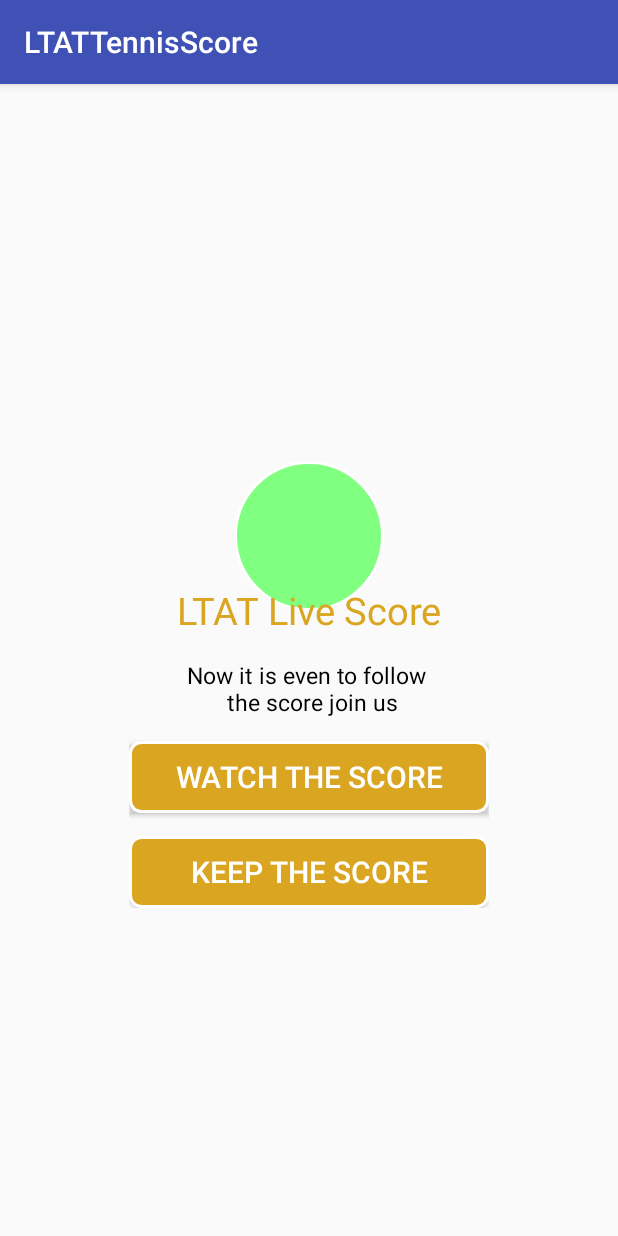
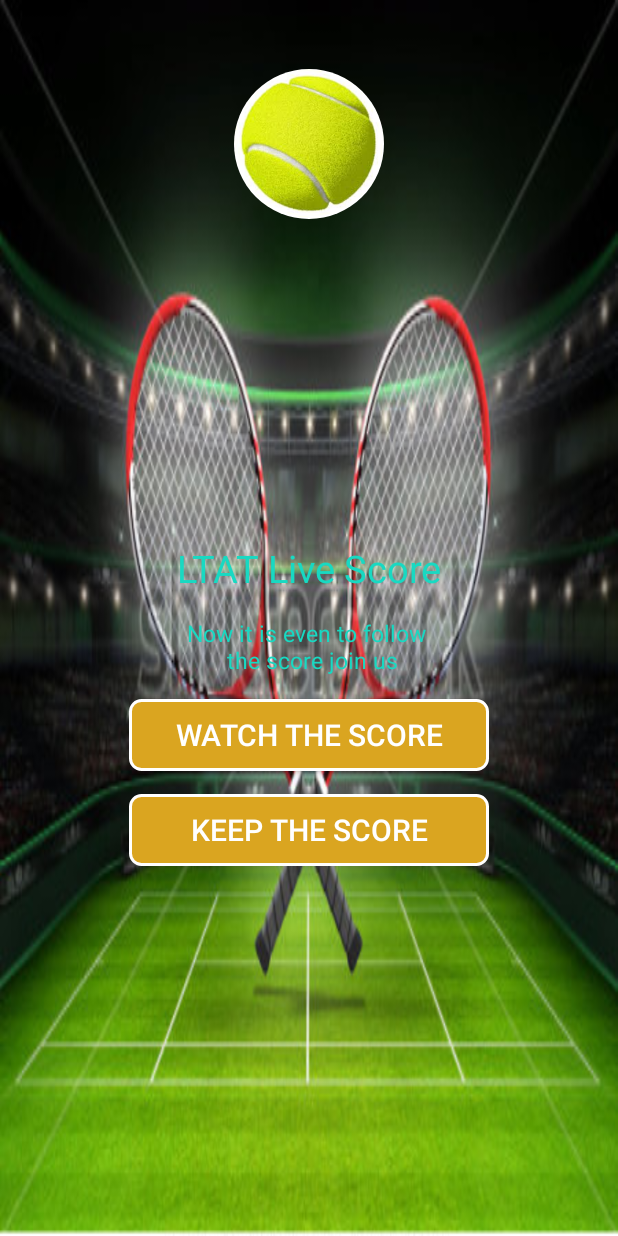
Before and after one commit to neha007/LTATLiveScore, an Android app: the screen it shows after launch (SplashActivity), on a phone screen of 412 x 824 dp. Run offline under Robolectric (Android 15) with nearby library versions, the phone set to English and light mode, and no system bars; our stand-ins replace CircleImageView.

Commit message:
work in SplashActivity

```diff
--- a/LTATTennisScore/app/build.gradle
+++ b/LTATTennisScore/app/build.gradle
@@ -26,5 +26,6 @@ dependencies {
     })
     compile 'com.android.support:appcompat-v7:25.1.0'
     compile 'com.android.support.constraint:constraint-layout:1.0.2'
+    compile 'de.hdodenhof:circleimageview:2.1.0'
     testCompile 'junit:junit:4.12'
 }
--- a/LTATTennisScore/app/src/main/java/tennisonline/ltat/com/ltattennisscore/ActivityContainer/SplashActivity.java
+++ b/LTATTennisScore/app/src/main/java/tennisonline/ltat/com/ltattennisscore/ActivityContainer/SplashActivity.java
@@ -1,9 +1,19 @@
 package tennisonline.ltat.com.ltattennisscore.ActivityContainer;
 
+import android.content.Context;
 import android.content.Intent;
+import android.graphics.Bitmap;
+import android.graphics.BitmapFactory;
+import android.graphics.Canvas;
+import android.graphics.drawable.BitmapDrawable;
+import android.os.Handler;
+import android.support.v4.graphics.drawable.RoundedBitmapDrawable;
+import android.support.v4.graphics.drawable.RoundedBitmapDrawableFactory;
 import android.support.v7.app.AppCompatActivity;
 import android.os.Bundle;
+import android.util.AttributeSet;
 import android.view.View;
+import android.view.WindowManager;
 import android.view.animation.Animation;
 import android.widget.Button;
 import android.widget.ImageView;
@@ -14,6 +24,7 @@ import android.view.animation.TranslateAnimation;
 import android.view.animation.Animation.AnimationListener;
 import android.widget.Toast;
 
+import de.hdodenhof.circleimageview.CircleImageView;
 import tennisonline.ltat.com.ltattennisscore.R;
 
 public class SplashActivity extends AppCompatActivity {
@@ -29,9 +40,11 @@ public class SplashActivity extends AppCompatActivity {
         super.onCreate(savedInstanceState);
         setContentView(R.layout.activity_splash);
          bt2=(Button) findViewById(R.id.bt2);
-        Toast.makeText(this, "this is harshit", Toast.LENGTH_SHORT).show();
+        b = (Button)findViewById(R.id.watch);
 
-        b = (Button)findViewById(R.id.watch);
+        getSupportActionBar().hide();
+        getWindow().setFlags(WindowManager.LayoutParams.FLAG_FULLSCREEN,WindowManager.LayoutParams.FLAG_FULLSCREEN);
+
         b.setOnClickListener(new View.OnClickListener() {
             @Override
             public void onClick(View v) {
@@ -39,14 +52,6 @@ public class SplashActivity extends AppCompatActivity {
                 startActivity(i);
             }
         });
-
-        final ImageView bounceBallImage = (ImageView) findViewById(R.id.bounceBallImage);
-        TranslateAnimation mAnimation = new TranslateAnimation(0f, 0f, 0f,50f);
-        mAnimation.setDuration(500);
-        mAnimation.setFillAfter(true);
-        mAnimation.setRepeatCount(-2);
-        mAnimation.setRepeatMode(Animation.REVERSE);
-        bounceBallImage.setAnimation(mAnimation);
 
         bt2.setOnClickListener(new View.OnClickListener() {
             @Override
@@ -58,5 +63,24 @@ public class SplashActivity extends AppCompatActivity {
         });
 
 
+
+        ImageView bounceBallImage = (ImageView)findViewById(R.id.bounceBallImage);
+        Bitmap bitmap = BitmapFactory.decodeResource(getResources(),R.drawable.tennisball);
+        RoundedBitmapDrawable roundedBitmapDrawable = RoundedBitmapDrawableFactory.create(getResources(),bitmap);
+        roundedBitmapDrawable.setCircular(true);
+        bounceBallImage.setImageDrawable(roundedBitmapDrawable);
+        TranslateAnimation mAnimation = new TranslateAnimation(0.0f, 0.0f, 0.0f,-300.0f);
+        //TranslateAnimation mAnimation = new TranslateAnimation(0,0,0,getDisplayHeight()/5);
+        mAnimation.setDuration(500);
+        mAnimation.setFillAfter(true);
+        mAnimation.setRepeatCount(-200);
+        mAnimation.setRepeatMode(Animation.REVERSE);
+        bounceBallImage.setAnimation(mAnimation);
+
+
     }
+    private int getDisplayHeight(){
+        return this.getResources().getDisplayMetrics().heightPixels;
+    }
+
 }
--- a/LTATTennisScore/app/src/main/res/drawable/imgball.xml
+++ /dev/null
@@ -1,15 +0,0 @@
-<?xml version="1.0" encoding="utf-8"?>
-<shape xmlns:android="http://schemas.android.com/apk/res/android"
-    android:shape="oval" >
-
-    <solid android:color="#80ff80" />
-
-    <stroke
-        android:width="2dp"
-        android:color="#fff" />
-
-    <size
-        android:height="80dp"
-        android:width="80dp" />
-
-</shape>
--- a/LTATTennisScore/app/src/main/res/layout/activity_splash.xml
+++ b/LTATTennisScore/app/src/main/res/layout/activity_splash.xml
@@ -7,14 +7,15 @@
     android:gravity="center"
     android:orientation="vertical"
     android:layout_weight="1"
+    android:background="@drawable/tennisbackground"
     tools:context="tennisonline.ltat.com.ltattennisscore.ActivityContainer.SplashActivity">
+<ImageView
+    android:layout_width="100dp"
+    android:layout_height="100dp"
+    android:id="@+id/bounceBallImage"
+    />
 
-    <ImageView
-        android:id="@+id/bounceBallImage"
-        android:layout_width="100dp"
-        android:layout_height="100dp"
-        android:layout_marginTop="0dp"
-        android:background="@drawable/imgball" />
+
 
     <LinearLayout
         android:layout_width="wrap_content"
@@ -31,13 +32,13 @@
             android:textAlignment="center"
             android:text="@string/text"
             android:layout_marginTop="15dp"
-            android:textColor="@color/colororange"/>
+            android:textColor="#18d9c2"/>
         <TextView
             android:layout_width="match_parent"
             android:layout_height="wrap_content"
             android:text="@string/text2"
             android:layout_marginTop="15dp"
-            android:textColor="@color/colorblack"
+            android:textColor="#18d9c2"
             android:textAlignment="center"
             android:id="@+id/text2"
             android:textSize="15dp"/>
```
Also changed, not shown: LTATTennisScore/app/src/main/res/drawable/tennisbackground.png (added), LTATTennisScore/app/src/main/res/drawable/tennisball.png (added).
